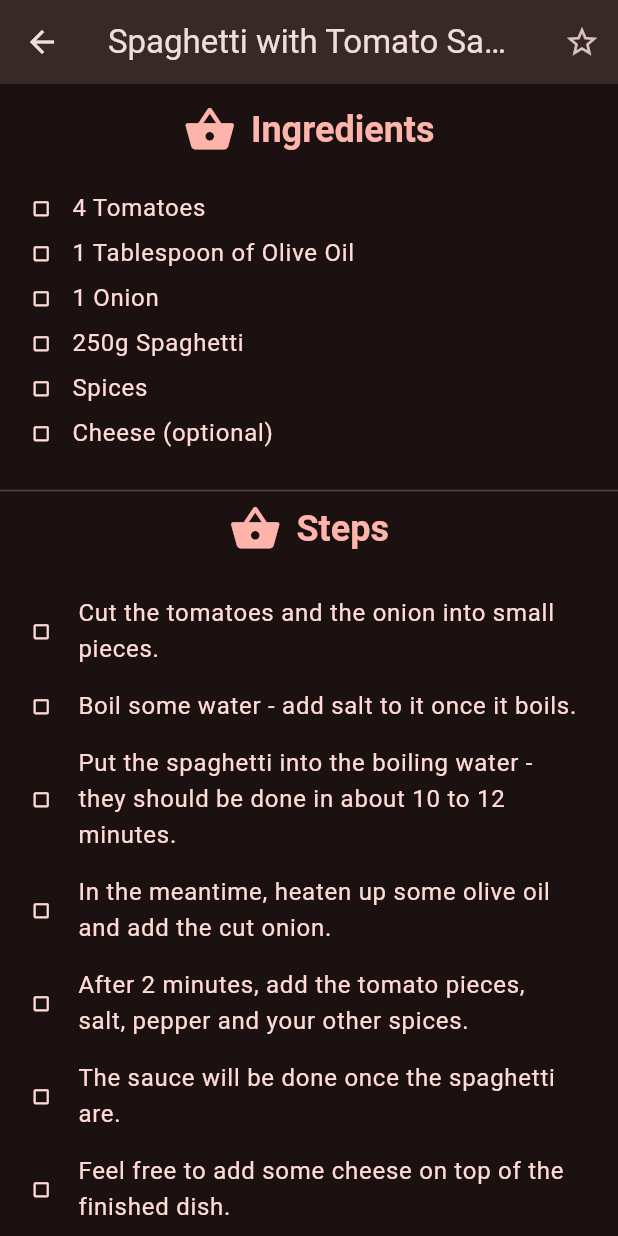
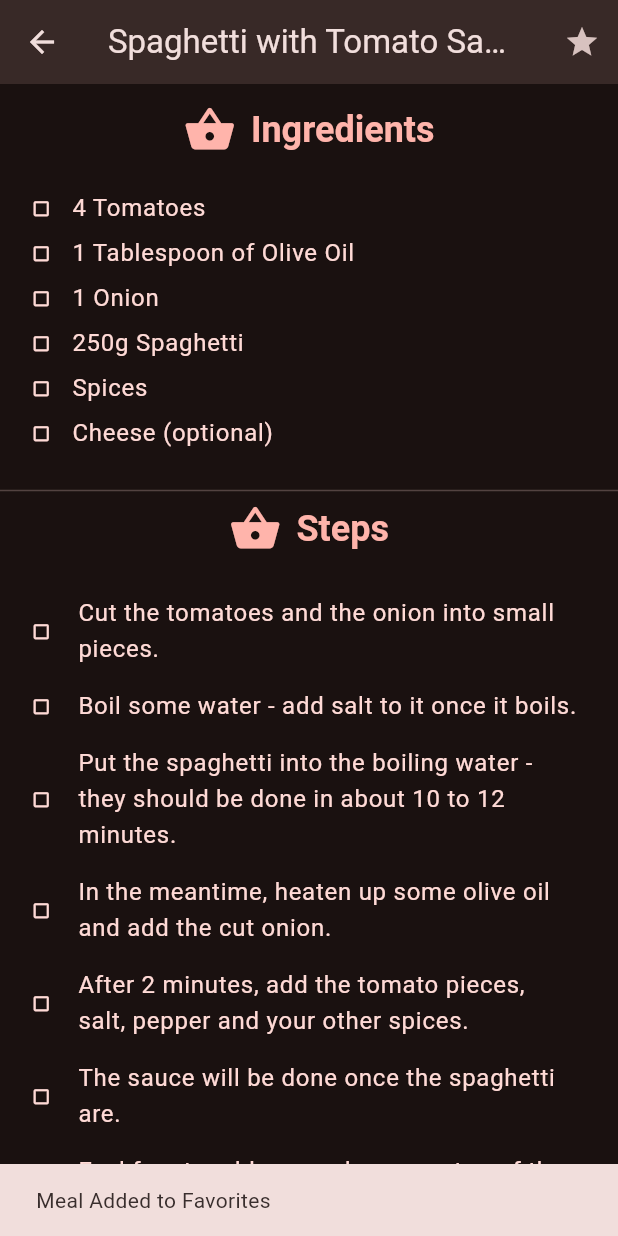
Before and after one commit to nadiahylary/meals_app, a Flutter app: the MealDetailsScreen screen opened directly with sample values from the repository, scrolled down 362 dp, after a tap on the "star border" icon, on a phone screen of 412 x 824 dp. Run offline on Flutter 3.47's test engine with Material 2 defaults, Android fonts, the phone set to English and light mode, and no system bars; our stand-ins replace flutter_riverpod, google_fonts, transparent_image; network calls fail; Roboto replaces fonts that are missing (Ubuntu).

Commit message:
finished global state management of filters, favorites, etc with riderprod package

```diff
--- a/lib/providers/favorites_provider.dart
+++ b/lib/providers/favorites_provider.dart
@@ -7,13 +7,15 @@ class FavoriteMealsNotifier extends StateNotifier<List<Meal>>{
     []
   );
 
-  void _toggleMealFavoriteStatus(Meal meal){
+  bool toggleMealFavoriteStatus(Meal meal){
     final isFavorite = state.contains(meal);
     if(isFavorite){
       state = state.where((element) => element.id != meal.id).toList();
+      return false;
     }
     else{
       state = [...state, meal];
+      return true;
     }
 
   }
--- a/lib/screens/categories_screen.dart
+++ b/lib/screens/categories_screen.dart
@@ -7,8 +7,7 @@ import '../models/meal.dart';
 import 'meals_screen.dart';
 
 class CategoriesScreen extends StatelessWidget {
-  const CategoriesScreen({Key? key, required this.addOrRemoveFavorite, required this.filteredMeals}) : super(key: key);
-  final void Function(Meal meal) addOrRemoveFavorite;
+  const CategoriesScreen({Key? key, required this.filteredMeals}) : super(key: key);
   final List<Meal> filteredMeals;
 
   void _selectCategory(BuildContext context, Category category) {
@@ -18,7 +17,7 @@ class CategoriesScreen extends StatelessWidget {
         context,
         MaterialPageRoute(
             builder: (ctx) => MealsScreen(
-                title: category.title, meals: mealsByCategory, addOrRemoveFavorite: addOrRemoveFavorite,)
+                title: category.title, meals: mealsByCategory)
         )
     );
   }
--- a/lib/screens/meal_details_screen.dart
+++ b/lib/screens/meal_details_screen.dart
@@ -1,15 +1,16 @@
 import 'package:flutter/material.dart';
+import 'package:flutter_riverpod/flutter_riverpod.dart';
 import 'package:meals_app/data/random_data.dart';
+import 'package:meals_app/providers/favorites_provider.dart';
 import 'package:transparent_image/transparent_image.dart';
 
 import '../models/meal.dart';
 import '../widgets/meal_item_attributes.dart';
 
-class MealDetailsScreen extends StatelessWidget {
-  const MealDetailsScreen({Key? key, required this.meal, required this.addOrRemoveFavorite}) : super(key: key);
+class MealDetailsScreen extends ConsumerWidget {
+  const MealDetailsScreen({Key? key, required this.meal}) : super(key: key);
 
   final Meal meal;
-  final void Function(Meal meal) addOrRemoveFavorite;
 
   String get complexityText {
     return meal.complexity.name[0].toUpperCase() +
@@ -22,7 +23,10 @@ class MealDetailsScreen extends StatelessWidget {
   }
 
   @override
-  Widget build(BuildContext context) {
+  Widget build(BuildContext context, WidgetRef ref) {
+    final favoriteMeals = ref.watch(favoriteMealsProvider);
+    final isFavorite = favoriteMeals.contains(meal);
+
     return Scaffold(
         appBar: AppBar(
           title: Text(meal.title,
@@ -33,10 +37,18 @@ class MealDetailsScreen extends StatelessWidget {
           actions: [
             IconButton(
                 onPressed: (){
-                  addOrRemoveFavorite(meal);
+                  final favoriteToggle = ref.read(favoriteMealsProvider.notifier)
+                      .toggleMealFavoriteStatus(meal);
+                  ScaffoldMessenger.of(context).clearSnackBars();
+                  ScaffoldMessenger.of(context).showSnackBar(
+                      SnackBar(
+                          content: Text(favoriteToggle ? "Meal Added to Favorites"
+                              : "Meal Removed from Favorites")
+                      )
+                  );
                 },
-                icon: const Icon(
-                  Icons.star_border,
+                icon: Icon(isFavorite ?
+                  Icons.star: Icons.star_border,
                 )
             )
           ],
@@ -51,24 +63,11 @@ class MealDetailsScreen extends StatelessWidget {
                 width: double.infinity,
                 height: 300,
               ),
-              /*Container(
-                color: Colors.black54,
-                height: 38,
-                padding: const EdgeInsets.symmetric(vertical: 5, horizontal: 10),
-                width: double.infinity,
-                child: Text(meal.title,
-                textAlign: TextAlign.center,
-                style: Theme.of(context).textTheme.titleMedium!.copyWith(
-                  color: Theme.of(context).colorScheme.onPrimaryContainer,
-                  fontSize: 20,
-                ),)
-            ),*/
+
               Container(
                 color: Colors.black54,
                 height: 60,
                 width: double.infinity,
-                //padding: const EdgeInsets.symmetric(vertical: 5, horizontal: 10),
-                //padding: const EdgeInsets.symmetric(vertical: 6, horizontal: 44),
 
                   child: Row(
                     mainAxisAlignment: MainAxisAlignment.spaceEvenly,
--- a/lib/screens/meals_screen.dart
+++ b/lib/screens/meals_screen.dart
@@ -6,11 +6,10 @@ import '../widgets/meal_item.dart';
 import 'meal_details_screen.dart';
 
 class MealsScreen extends StatelessWidget {
-  const MealsScreen({Key? key, this.title, required this.meals, required this.addOrRemoveFavorite}) : super(key: key);
+  const MealsScreen({Key? key, this.title, required this.meals}) : super(key: key);
 
   final String? title;
   final List<Meal> meals;
-  final void Function(Meal meal) addOrRemoveFavorite;
 
   void _selectedMeal(BuildContext context, Meal chosenMeal) {
     final mealDetail = availableMeals.where((meal) => meal.title == chosenMeal.title).first;
@@ -18,7 +17,7 @@ class MealsScreen extends StatelessWidget {
     Navigator.push(
         context,
         MaterialPageRoute(
-            builder: (ctx) => MealDetailsScreen(meal: mealDetail, addOrRemoveFavorite: addOrRemoveFavorite,)
+            builder: (ctx) => MealDetailsScreen(meal: mealDetail)
         )
     );
   }
```
Also changed, not shown: lib/providers/filters_provider.dart (added, +57 -0 lines), lib/screens/filters.dart (+36 -43 lines), lib/screens/tabs_screen.dart (+8 -46 lines).
